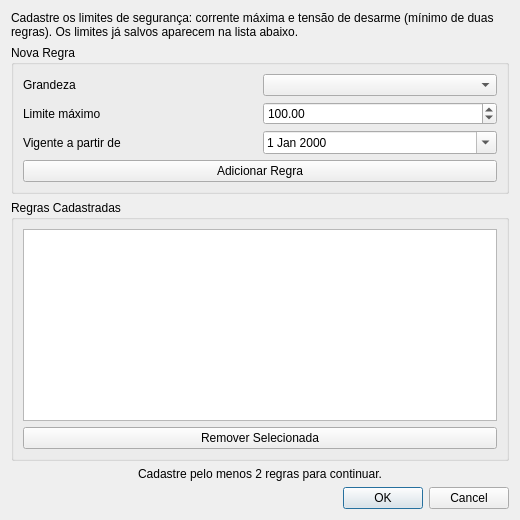
Above: ui/regras_alerta_dialog.ui from joaoguaresi/ComputationalAppDev before the change. Below: the same form after it.
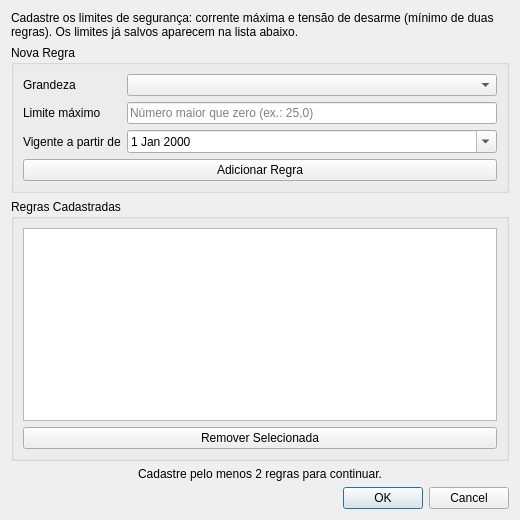
That is the form after the change.

Commit message: feat(controllers): valida campos vazios, não numéricos e negativos com QMessageBox

Diff of the .ui file:
```diff
--- a/ui/regras_alerta_dialog.ui
+++ b/ui/regras_alerta_dialog.ui
@@ -48,15 +48,9 @@
        </widget>
       </item>
       <item row="1" column="1">
-       <widget class="QDoubleSpinBox" name="spin_limite_max">
-        <property name="minimum">
-         <double>0.100000000000000</double>
-        </property>
-        <property name="maximum">
-         <double>100000.000000000000000</double>
-        </property>
-        <property name="value">
-         <double>100.000000000000000</double>
+       <widget class="QLineEdit" name="edit_limite_max">
+        <property name="placeholderText">
+         <string>Número maior que zero (ex.: 25,0)</string>
         </property>
        </widget>
       </item>
```
The commit also changes 2 other files.
